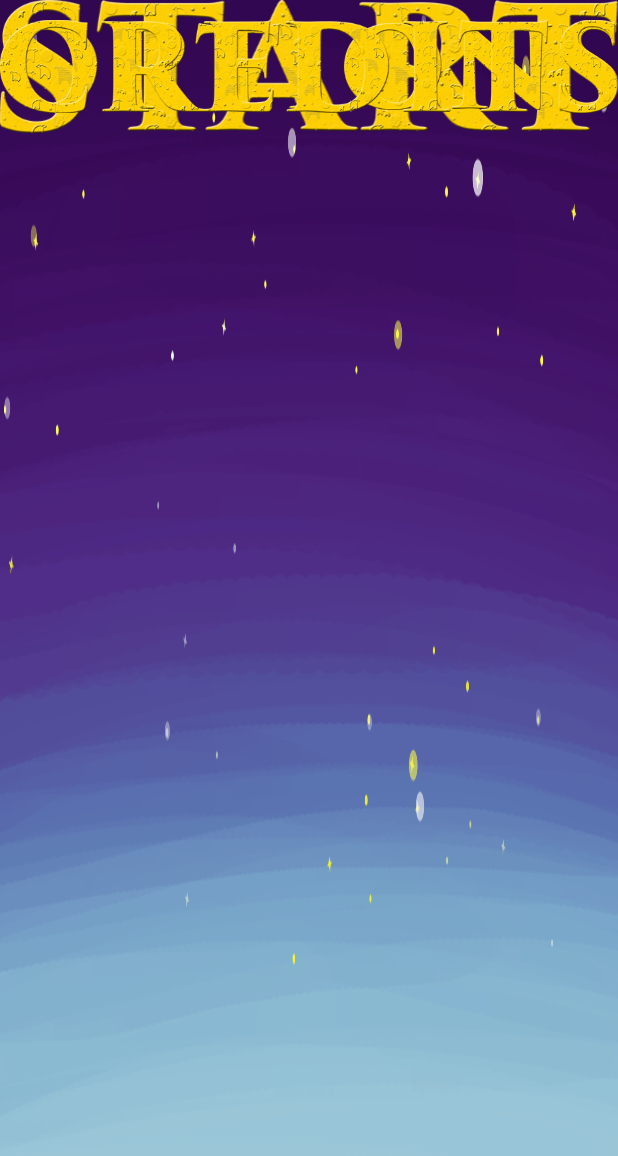
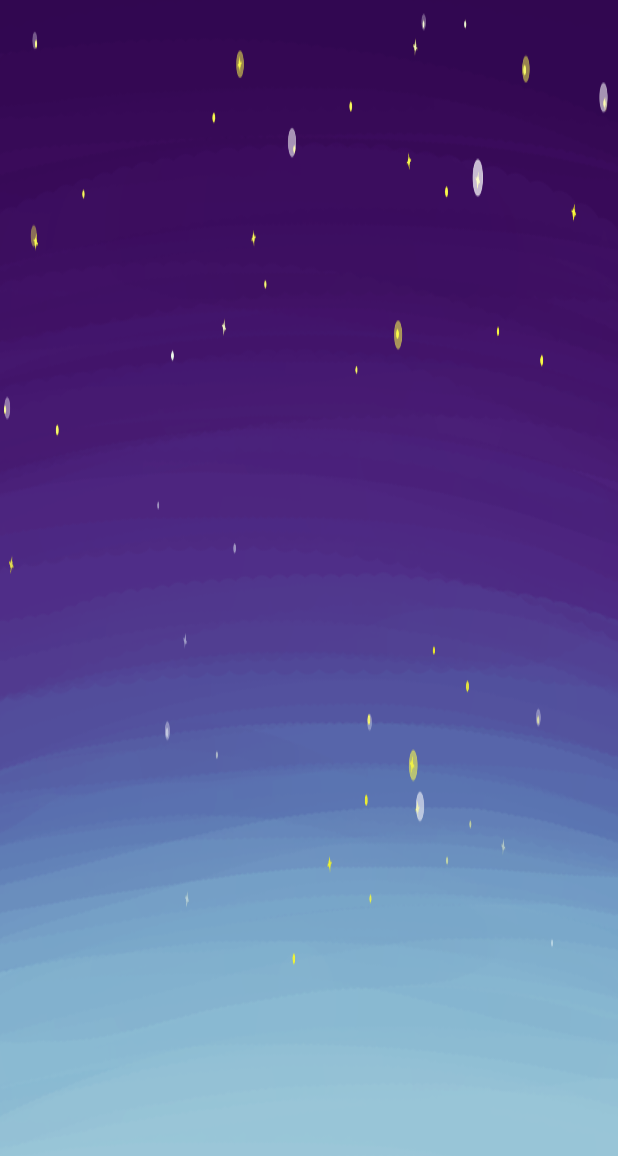
Before and after one commit to M3rcur14l/Dream-Trip, an Android app: the layout activity_start.xml on its own in the app's theme, with its tools: preview values and no code run, on a phone screen of 412 x 824 dp. Shown: the top 1156 px of the screen. Run offline under Robolectric (Android 15) with nearby library versions, the phone set to English and light mode, and no system bars.

Commit message:
start activity finished

```diff
--- a/mobile/src/main/res/layout/activity_start.xml
+++ b/mobile/src/main/res/layout/activity_start.xml
@@ -1,62 +1,56 @@
 <RelativeLayout xmlns:android="http://schemas.android.com/apk/res/android"
-    xmlns:tools="http://schemas.android.com/tools" android:layout_width="match_parent"
+    xmlns:tools="http://schemas.android.com/tools"
+    android:id="@+id/start_layout"
+    android:layout_width="match_parent"
     android:layout_height="match_parent"
     tools:context="com.example.chai.dreamtrip.StartActivity">
 
     <ImageView
         android:layout_width="match_parent"
         android:layout_height="match_parent"
-        android:src="@drawable/start_background"
         android:scaleType="fitXY"
-        />
+        android:src="@drawable/start_background" />
 
     <ImageView
         android:layout_width="match_parent"
         android:layout_height="match_parent"
-        android:src="@drawable/fixed_stars"
         android:scaleType="fitXY"
-        />
+        android:src="@drawable/fixed_stars" />
 
     <ImageView
         android:id="@+id/blinking_stars_1"
         android:layout_width="match_parent"
         android:layout_height="match_parent"
-        android:src="@drawable/blinking_stars_1"
         android:scaleType="fitXY"
-        />
+        android:src="@drawable/blinking_stars_1" />
 
     <ImageView
         android:id="@+id/blinking_stars_2"
         android:layout_width="match_parent"
         android:layout_height="match_parent"
-        android:src="@drawable/blinking_stars_2"
         android:scaleType="fitXY"
-        />
+        android:src="@drawable/blinking_stars_2" />
 
     <ImageView
         android:id="@+id/ship"
-        android:layout_marginTop="5dp"
         android:layout_width="wrap_content"
         android:layout_height="wrap_content"
-        />
+        android:layout_marginTop="5dp" />
 
     <ImageView
         android:id="@+id/start"
         android:layout_width="wrap_content"
-        android:layout_height="wrap_content"
-        android:src="@drawable/start"/>
+        android:layout_height="wrap_content" />
 
     <ImageView
         android:id="@+id/options"
         android:layout_width="wrap_content"
-        android:layout_height="wrap_content"
-        android:src="@drawable/options"/>
+        android:layout_height="wrap_content" />
 
     <ImageView
         android:id="@+id/credits"
         android:layout_width="wrap_content"
-        android:layout_height="wrap_content"
-        android:src="@drawable/credits"/>
+        android:layout_height="wrap_content" />
 
 
 </RelativeLayout>
--- a/mobile/src/main/res/values/styles.xml
+++ b/mobile/src/main/res/values/styles.xml
@@ -6,6 +6,7 @@
         <item name="android:windowNoTitle">true</item>
         <item name="android:keepScreenOn">true</item>
         <item name="android:screenOrientation">landscape</item>
+        <item name="android:splitMotionEvents">false</item>
     </style>
 
 </resources>
--- a/wear/src/main/java/com/example/chai/dreamtrip/ControlActivity.java
+++ b/wear/src/main/java/com/example/chai/dreamtrip/ControlActivity.java
@@ -102,7 +102,7 @@ public class ControlActivity extends Activity implements SensorEventListener, Go
     @Override
     public void onSensorChanged(SensorEvent event) {
         if (event.sensor.getType() == Sensor.TYPE_ACCELEROMETER) {
-            final float alpha = 0.8f;
+            final float alpha = 0.7f;
             String text = "";
             gravity[0] = alpha * gravity[0] + (1 - alpha) * event.values[0];
             gravity[1] = alpha * gravity[1] + (1 - alpha) * event.values[1];
```
Also changed, not shown: mobile/src/main/java/com/example/chai/dreamtrip/MainActivity.java (+7 -7 lines), mobile/src/main/java/com/example/chai/dreamtrip/StartActivity.java (+45 -25 lines), mobile/src/main/assets/img/credits.png (renamed from mobile/src/main/res/drawable-xhdpi/credits.png), mobile/src/main/assets/img/credits_pressed.png (renamed from mobile/src/main/res/drawable-xhdpi/credits_pressed.png), mobile/src/main/assets/img/options.png (renamed from mobile/src/main/res/drawable-xhdpi/options.png), mobile/src/main/assets/img/options_pressed.png (renamed from mobile/src/main/res/drawable-xhdpi/options_pressed.png), mobile/src/main/assets/img/start.png (renamed from mobile/src/main/res/drawable-xhdpi/start.png), mobile/src/main/assets/img/start_pressed.png (renamed from mobile/src/main/res/drawable-xhdpi/start_pressed.png).
